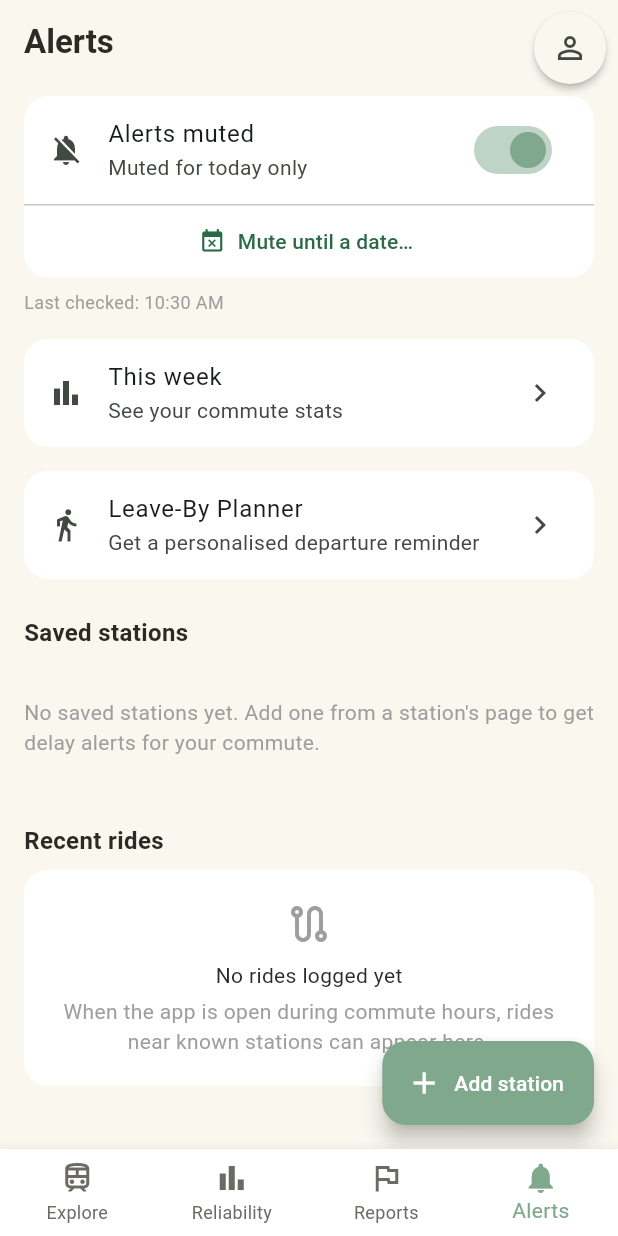
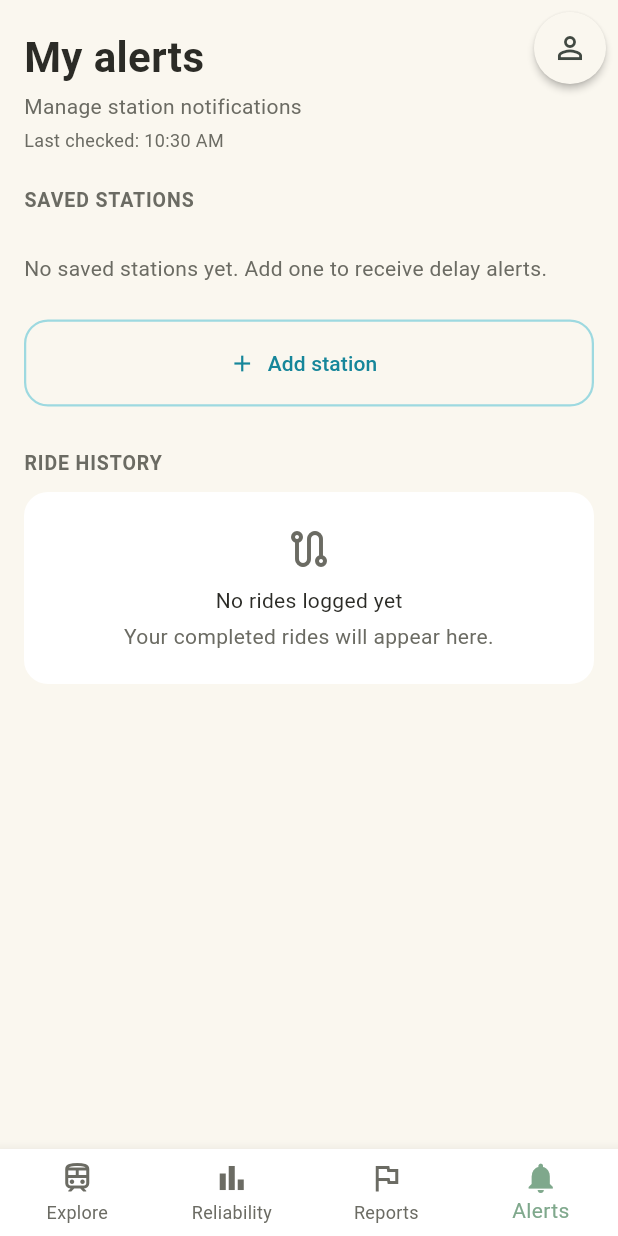
Before and after one commit to ToArngc/mobile_assigment, a Flutter app: the screen it shows once a user with an empty profile is signed in, item 4 of the bottom bar chosen, on a phone screen of 412 x 824 dp. Run offline on Flutter 3.47's test engine with Material 3 defaults, Android fonts, the phone set to English and light mode, and no system bars; our stand-ins replace fl_chart, flutter_local_notifications, image_picker, location, supabase_flutter, timezone; accounts and stored records are empty.

Commit message:
Align alerts home with presentation design

```diff
--- a/lib/modules/alerts/screens/alerts_home_screen.dart
+++ b/lib/modules/alerts/screens/alerts_home_screen.dart
@@ -1,26 +1,26 @@
 import 'package:flutter/material.dart';
 import 'package:provider/provider.dart';
+
+import '../../../core/theme.dart';
+import '../../../models/ride_log.dart';
+import '../../../models/saved_station.dart';
 import '../../../providers/alerts_provider.dart';
 import '../../../services/alerts_repository.dart';
+import '../../../services/auth_service.dart';
+import '../../../shared_widgets/line_badge.dart';
 import '../widgets/quick_mute_card.dart';
-import '../../../services/auth_service.dart';
+import 'alert_rule_edit_screen.dart';
+import 'leave_by_screen.dart';
 import 'select_station_screen.dart';
-import 'alert_rule_edit_screen.dart';
 import 'weekly_summary_screen.dart';
-import 'leave_by_screen.dart';
 
-/// Entry screen for Module 4 — Personal Alerts.
-/// Quick Mute lives inline at the top (see QuickMuteCard).
-/// Saved stations (with their Alert Rules) list below.
-/// Weekly Summary and Leave-By Planner entries are added later as
-/// additional cards/sections once those features are built.
+/// Module 4 home, styled to match the supplied "My alerts" prototype.
 class AlertsHomeScreen extends StatelessWidget {
   const AlertsHomeScreen({super.key});
 
   @override
   Widget build(BuildContext context) {
     final userId = AuthService.currentUserId;
-
     if (userId == null) {
       return const Scaffold(body: Center(child: Text('Not signed in')));
     }
@@ -29,29 +29,7 @@ class AlertsHomeScreen extends StatelessWidget {
       create: (_) =>
           AlertsProvider(repository: AlertsRepository(), userId: userId)
             ..loadAll(),
-      child: Builder(
-        builder: (context) => Scaffold(
-          appBar: AppBar(title: const Text('Alerts')),
-          body: const _AlertsHomeBody(),
-          floatingActionButton: FloatingActionButton.extended(
-            icon: const Icon(Icons.add),
-            label: const Text('Add station'),
-            onPressed: () async {
-              final saved = await Navigator.of(context).push<bool>(
-                MaterialPageRoute(builder: (_) => const SelectStationScreen()),
-              );
-              // SelectStationScreen/AlertRuleEditScreen are pushed on the
-              // root Navigator (outside this ChangeNotifierProvider's
-              // scope), so they save directly via AlertsRepository and
-              // just report back whether to refresh — they can't call
-              // this provider's methods themselves.
-              if (saved == true && context.mounted) {
-                context.read<AlertsProvider>().loadAll();
-              }
-            },
-          ),
-        ),
-      ),
+      child: const Scaffold(body: _AlertsHomeBody()),
     );
   }
 }
@@ -67,7 +45,6 @@ class _AlertsHomeBody extends StatelessWidget {
             provider.status == LoadStatus.initial) {
           return const Center(child: CircularProgressIndicator());
         }
-
         if (provider.status == LoadStatus.error) {
           return Center(
             child: Column(
@@ -84,81 +61,88 @@ class _AlertsHomeBody extends StatelessWidget {
           );
         }
 
-        return RefreshIndicator(
+        return SafeArea(
+          bottom: false,
+          child: RefreshIndicator(
             onRefresh: provider.loadAll,
             child: ListView(
+              padding: const EdgeInsets.fromLTRB(16, 18, 16, 28),
               children: [
-              const QuickMuteCard(),
-              Padding(
-                padding: const EdgeInsets.fromLTRB(16, 0, 16, 8),
-                child: Text(
-                  provider.lastAlertCheckedAt == null
-                      ? 'Alert check has not run yet'
-                      : 'Last checked: ${_formatCheckedTime(provider.lastAlertCheckedAt!)}',
-                  style: const TextStyle(color: Colors.grey, fontSize: 12),
-                ),
-              ),
-              Card(
-                margin: const EdgeInsets.symmetric(horizontal: 16, vertical: 8),
-                child: ListTile(
-                  leading: const Icon(Icons.bar_chart),
-                  title: const Text('This week'),
-                  subtitle: const Text('See your commute stats'),
-                  trailing: const Icon(Icons.chevron_right),
-                  onTap: () {
-                    Navigator.of(context).push(
-                      MaterialPageRoute(
-                        builder: (_) => const WeeklySummaryScreen(),
-                      ),
-                    );
-                  },
-                ),
-              ),
-              Card(
-                margin: const EdgeInsets.symmetric(horizontal: 16, vertical: 8),
-                child: ListTile(
-                  leading: const Icon(Icons.directions_walk),
-                  title: const Text('Leave-By Planner'),
-                  subtitle: const Text('Get a personalised departure reminder'),
-                  trailing: const Icon(Icons.chevron_right),
-                  onTap: () {
-                    Navigator.of(context).push(
-                      MaterialPageRoute(builder: (_) => const LeaveByScreen()),
-                    );
-                  },
-                ),
-              ),
-              const Padding(
-                padding: EdgeInsets.fromLTRB(16, 16, 16, 8),
-                child: Text(
-                  'Saved stations',
-                  style: TextStyle(fontWeight: FontWeight.bold, fontSize: 16),
-                ),
-              ),
+                _Header(provider: provider),
+                const SizedBox(height: 22),
+                const _SectionLabel('Saved stations'),
+                const SizedBox(height: 8),
                 if (provider.savedStations.isEmpty)
                   const Padding(
-                  padding: EdgeInsets.symmetric(horizontal: 16, vertical: 24),
+                    padding: EdgeInsets.symmetric(vertical: 18),
                     child: Text(
-                    'No saved stations yet. Add one from a station\'s page '
-                    'to get delay alerts for your commute.',
-                    style: TextStyle(color: Colors.grey),
+                      'No saved stations yet. Add one to receive delay alerts.',
+                      style: TextStyle(color: AppColors.textSecondary),
                     ),
                   )
                 else
                   ...provider.savedStations.map(
-                  (station) => ListTile(
-                    leading: Icon(
-                      station.enabled
-                          ? Icons.notifications_active_outlined
-                          : Icons.notifications_off_outlined,
+                    (station) => _SavedStationCard(
+                      station: station,
+                      onToggle: (enabled) =>
+                          provider.toggleStationEnabled(station.id, enabled),
+                      onEdit: () => _editStation(context, provider, station),
+                      onRemove: () => _confirmRemoveAlert(
+                        context,
+                        provider,
+                        station.id,
+                        station.stationName ?? 'this station',
                       ),
-                    title: Text(station.stationName ?? 'Saved station'),
-                    subtitle: Text(
-                      '${station.stationLine ?? 'Line unavailable'}\n'
-                      '${station.alertDelayThreshold != null ? 'Alert if delay > ${station.alertDelayThreshold} min' : 'No threshold set'}',
                     ),
-                    isThreeLine: true,
-                    onTap: () async {
+                  ),
+                const SizedBox(height: 6),
+                SizedBox(
+                  height: 58,
+                  child: OutlinedButton.icon(
+                    onPressed: () => _addStation(context, provider),
+                    icon: const Icon(Icons.add),
+                    label: const Text('Add station'),
+                    style: OutlinedButton.styleFrom(
+                      foregroundColor: const Color(0xFF16869A),
+                      side: const BorderSide(
+                        color: Color(0xFF9DD9E0),
+                        width: 1.5,
+                      ),
+                      shape: RoundedRectangleBorder(
+                        borderRadius: BorderRadius.circular(16),
+                      ),
+                    ),
+                  ),
+                ),
+                const SizedBox(height: 28),
+                const _SectionLabel('Ride history'),
+                if (provider.recentRides.isEmpty)
+                  const _EmptyRideHistory()
+                else
+                  ...provider.recentRides.map(_RideHistoryCard.new),
+              ],
+            ),
+          ),
+        );
+      },
+    );
+  }
+
+  Future<void> _addStation(
+    BuildContext context,
+    AlertsProvider provider,
+  ) async {
+    final saved = await Navigator.of(context).push<bool>(
+      MaterialPageRoute(builder: (_) => const SelectStationScreen()),
+    );
+    if (saved == true && context.mounted) await provider.loadAll();
+  }
+
+  Future<void> _editStation(
+    BuildContext context,
+    AlertsProvider provider,
+    SavedStation station,
+  ) async {
     final saved = await Navigator.of(context).push<bool>(
       MaterialPageRoute(
         builder: (_) => AlertRuleEditScreen(
@@ -168,93 +152,7 @@ class _AlertsHomeBody extends StatelessWidget {
         ),
       ),
     );
-                      if (saved == true && context.mounted) {
-                        provider.loadAll();
-                      }
-                    },
-                    trailing: Row(
-                      mainAxisSize: MainAxisSize.min,
-                      children: [
-                        Switch(
-                          value: station.enabled,
-                          onChanged: (enabled) => provider.toggleStationEnabled(
-                            station.id,
-                            enabled,
-                          ),
-                        ),
-                        IconButton(
-                          icon: const Icon(Icons.delete_outline),
-                          tooltip: 'Remove alert',
-                          onPressed: () => _confirmRemoveAlert(
-                            context,
-                            provider,
-                            station.id,
-                            station.stationName ?? 'this station',
-                          ),
-                        ),
-                      ],
-                    ),
-                  ),
-                ),
-              const Padding(
-                padding: EdgeInsets.fromLTRB(16, 20, 16, 8),
-                child: Text(
-                  'Recent rides',
-                  style: TextStyle(fontWeight: FontWeight.bold, fontSize: 16),
-                ),
-              ),
-              if (provider.recentRides.isEmpty)
-                const Card(
-                  margin: EdgeInsets.symmetric(horizontal: 16),
-                  child: Padding(
-                    padding: EdgeInsets.all(20),
-                    child: Column(
-                      children: [
-                        Icon(
-                          Icons.route_outlined,
-                          size: 32,
-                          color: Colors.grey,
-                        ),
-                        SizedBox(height: 8),
-                        Text('No rides logged yet'),
-                        SizedBox(height: 4),
-                        Text(
-                          'When the app is open during commute hours, rides near known stations can appear here.',
-                          textAlign: TextAlign.center,
-                          style: TextStyle(color: Colors.grey),
-                        ),
-                      ],
-                    ),
-                  ),
-                )
-              else ...[
-                ...provider.recentRides.map(
-                  (ride) => ListTile(
-                    leading: const Icon(Icons.train_outlined),
-                    title: Text(
-                      ride.destinationStationName == null
-                          ? (ride.stationName ?? 'Saved station')
-                          : '${ride.stationName ?? 'Saved station'} → ${ride.destinationStationName}',
-                    ),
-                    subtitle: Text(
-                      '${ride.detectedAt.toLocal()}${ride.durationMinutes == null ? '' : ' · ${ride.durationMinutes} min'}${ride.delayMinutes == null ? '' : ' · ${ride.delayMinutes} min delay'}',
-                    ),
-                  ),
-                ),
-              ],
-            ],
-          ),
-        );
-      },
-    );
-  }
-
-  String _formatCheckedTime(DateTime time) {
-    final local = time.toLocal();
-    final hour = local.hour % 12 == 0 ? 12 : local.hour % 12;
-    final minute = local.minute.toString().padLeft(2, '0');
-    final period = local.hour >= 12 ? 'PM' : 'AM';
-    return '$hour:$minute $period';
+    if (saved == true && context.mounted) await provider.loadAll();
   }
 
   Future<void> _confirmRemoveAlert(
@@ -285,3 +183,290 @@ class _AlertsHomeBody extends StatelessWidget {
     }
   }
 }
+
+class _Header extends StatelessWidget {
+  const _Header({required this.provider});
+
+  final AlertsProvider provider;
+
+  @override
+  Widget build(BuildContext context) {
+    return Row(
+      crossAxisAlignment: CrossAxisAlignment.start,
+      children: [
+        Expanded(
+          child: Column(
+            crossAxisAlignment: CrossAxisAlignment.start,
+            children: [
+              const Text(
+                'My alerts',
+                style: TextStyle(fontSize: 28, fontWeight: FontWeight.w700),
+              ),
+              const SizedBox(height: 3),
+              const Text(
+                'Manage station notifications',
+                style: TextStyle(color: AppColors.textSecondary),
+              ),
+              if (provider.lastAlertCheckedAt != null) ...[
+                const SizedBox(height: 4),
+                Text(
+                  'Last checked: ${_formatCheckedTime(provider.lastAlertCheckedAt!)}',
+                  style: const TextStyle(
+                    color: AppColors.textSecondary,
+                    fontSize: 12,
+                  ),
+                ),
+              ],
+            ],
+          ),
+        ),
+        PopupMenuButton<_HeaderAction>(
+          tooltip: 'Alert options',
+          onSelected: (action) => _handleAction(context, action),
+          itemBuilder: (_) => const [
+            PopupMenuItem(
+              value: _HeaderAction.mute,
+              child: Text('Mute alerts'),
+            ),
+            PopupMenuItem(
+              value: _HeaderAction.summary,
+              child: Text('Weekly summary'),
+            ),
+            PopupMenuItem(
+              value: _HeaderAction.leaveBy,
+              child: Text('Leave-By planner'),
+            ),
+          ],
+        ),
+      ],
+    );
+  }
+
+  void _handleAction(BuildContext context, _HeaderAction action) {
+    switch (action) {
+      case _HeaderAction.mute:
+        showModalBottomSheet<void>(
+          context: context,
+          showDragHandle: true,
+          builder: (_) => ChangeNotifierProvider.value(
+            value: provider,
+            child: const SafeArea(child: QuickMuteCard()),
+          ),
+        );
+      case _HeaderAction.summary:
+        Navigator.of(
+          context,
+        ).push(MaterialPageRoute(builder: (_) => const WeeklySummaryScreen()));
+      case _HeaderAction.leaveBy:
+        Navigator.of(
+          context,
+        ).push(MaterialPageRoute(builder: (_) => const LeaveByScreen()));
+    }
+  }
+}
+
+enum _HeaderAction { mute, summary, leaveBy }
+
+class _SectionLabel extends StatelessWidget {
+  const _SectionLabel(this.text);
+  final String text;
+
+  @override
+  Widget build(BuildContext context) => Text(
+    text.toUpperCase(),
+    style: const TextStyle(
+      color: AppColors.textSecondary,
+      fontSize: 13,
+      fontWeight: FontWeight.w700,
+      letterSpacing: .6,
+    ),
+  );
+}
+
+class _SavedStationCard extends StatelessWidget {
+  const _SavedStationCard({
+    required this.station,
+    required this.onToggle,
+    required this.onEdit,
+    required this.onRemove,
+  });
+
+  final SavedStation station;
+  final ValueChanged<bool> onToggle;
+  final VoidCallback onEdit;
+  final VoidCallback onRemove;
+
+  @override
+  Widget build(BuildContext context) {
+    final lines = (station.stationLine ?? '')
+        .split(RegExp(r'\s*(?:,|/|\||&| and )\s*', caseSensitive: false))
+        .where((line) => line.isNotEmpty)
+        .toList();
+    return Card(
+      margin: const EdgeInsets.only(bottom: 10),
+      child: InkWell(
+        borderRadius: BorderRadius.circular(16),
+        onTap: onEdit,
+        onLongPress: onRemove,
+        child: Padding(
+          padding: const EdgeInsets.fromLTRB(18, 16, 10, 14),
+          child: Row(
+            children: [
+              Expanded(
+                child: Column(
+                  crossAxisAlignment: CrossAxisAlignment.start,
+                  children: [
+                    Text(
+                      station.stationName ?? 'Saved station',
+                      style: const TextStyle(
+                        fontWeight: FontWeight.w700,
+                        fontSize: 17,
+                      ),
+                    ),
+                    const SizedBox(height: 10),
+                    if (lines.isNotEmpty)
+                      Wrap(
+                        spacing: 6,
+                        runSpacing: 5,
+                        children: lines.map(LineBadge.new).toList(),
+                      )
+                    else
+                      const Text(
+                        'Line unavailable',
+                        style: TextStyle(color: AppColors.textSecondary),
+                      ),
+                  ],
+                ),
+              ),
+              Column(
+                children: [
+                  Switch(value: station.enabled, onChanged: onToggle),
+                  PopupMenuButton<String>(
+                    icon: const Icon(Icons.more_horiz),
+                    onSelected: (value) {
+                      if (value == 'remove') onRemove();
+                    },
+                    itemBuilder: (_) => const [
+                      PopupMenuItem(
+                        value: 'remove',
+                        child: Text('Remove alert'),
+                      ),
+                    ],
+                  ),
+                ],
+              ),
+            ],
+          ),
+        ),
+      ),
+    );
+  }
+}
+
+class _EmptyRideHistory extends StatelessWidget {
+  const _EmptyRideHistory();
+
+  @override
+  Widget build(BuildContext context) => Card(
+    margin: const EdgeInsets.only(top: 10),
+    child: const Padding(
+      padding: EdgeInsets.all(22),
+      child: Column(
+        children: [
+          Icon(Icons.route_outlined, size: 32, color: AppColors.textSecondary),
+          SizedBox(height: 8),
+          Text('No rides logged yet'),
+          SizedBox(height: 4),
+          Text(
+            'Your completed rides will appear here.',
+            textAlign: TextAlign.center,
+            style: TextStyle(color: AppColors.textSecondary),
+          ),
+        ],
+      ),
+    ),
+  );
+}
+
+class _RideHistoryCard extends StatelessWidget {
+  const _RideHistoryCard(this.ride);
+  final RideLog ride;
+
+  @override
+  Widget build(BuildContext context) {
+    final route = ride.destinationStationName == null
+        ? (ride.stationName ?? 'Saved station')
+        : '${ride.stationName ?? 'Saved station'} → ${ride.destinationStationName}';
+    final date = ride.detectedAt.toLocal();
+    final dateLabel =
+        '${date.day.toString().padLeft(2, '0')} ${_month(date.month)} ${date.year}';
+    return Card(
+      margin: const EdgeInsets.only(top: 10),
+      child: Padding(
+        padding: const EdgeInsets.all(16),
+        child: Column(
+          crossAxisAlignment: CrossAxisAlignment.start,
+          children: [
+            Row(
+              children: [
+                if (ride.stationLine != null) LineBadge(ride.stationLine!),
+                const Spacer(),
+                if (ride.durationMinutes != null)
+                  Text(
+                    '${ride.durationMinutes} min',
+                    style: const TextStyle(
+                      color: AppColors.textSecondary,
+                      fontWeight: FontWeight.w600,
+                    ),
+                  ),
+              ],
+            ),
+            const SizedBox(height: 14),
+            Text(
+              route,
+              style: const TextStyle(fontSize: 16, fontWeight: FontWeight.w700),
+            ),
+            const SizedBox(height: 7),
+            Row(
+              children: [
+                const Icon(
+                  Icons.schedule,
+                  size: 15,
+                  color: AppColors.textSecondary,
+                ),
+                const SizedBox(width: 4),
+                Text(
+                  dateLabel,
+                  style: const TextStyle(color: AppColors.textSecondary),
+                ),
+              ],
+            ),
+          ],
+        ),
+      ),
+    );
+  }
+
+  String _month(int month) => const [
+    'Jan',
+    'Feb',
+    'Mar',
+    'Apr',
+    'May',
+    'Jun',
+    'Jul',
+    'Aug',
+    'Sep',
+    'Oct',
+    'Nov',
+    'Dec',
+  ][month - 1];
+}
+
+String _formatCheckedTime(DateTime time) {
+  final local = time.toLocal();
+  final hour = local.hour % 12 == 0 ? 12 : local.hour % 12;
+  final minute = local.minute.toString().padLeft(2, '0');
+  final period = local.hour >= 12 ? 'PM' : 'AM';
+  return '$hour:$minute $period';
+}
```
Lines whose indentation alone changed are shown as unchanged.
